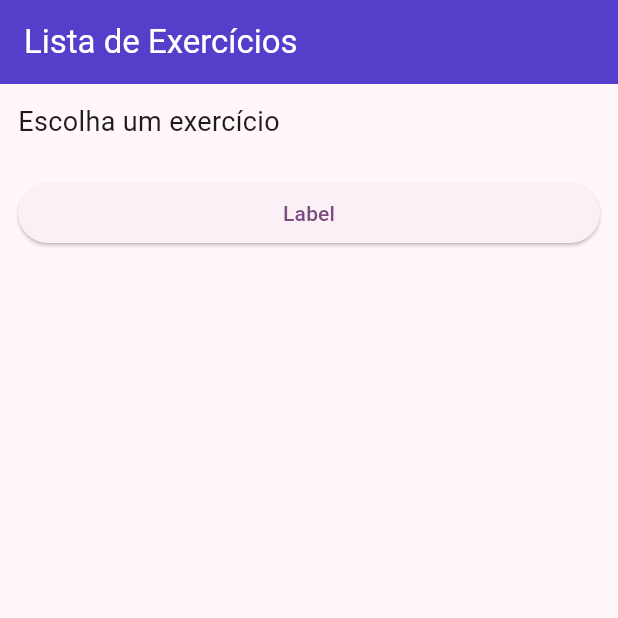
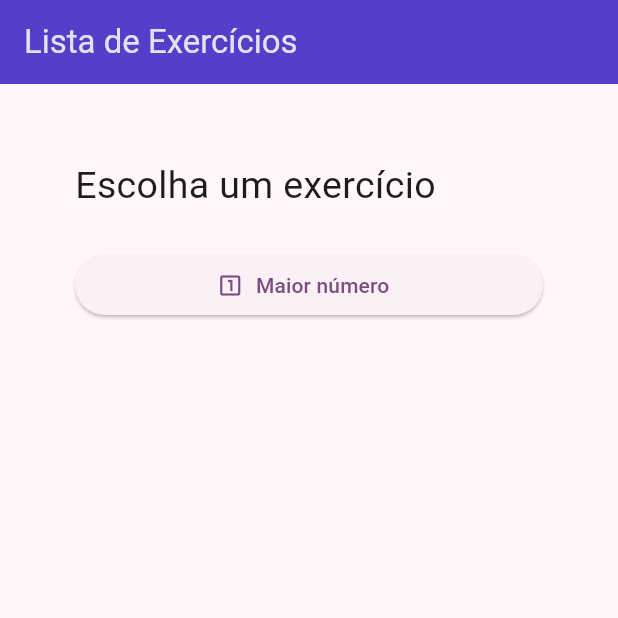
Before and after one commit to ulcitrinitas/AplicacaoExercicios, a Flutter app: the screen it shows after launch, on a phone screen of 412 x 824 dp, the top half of it. Run offline on Flutter 3.47's test engine with Material 3 defaults, Android fonts, the phone set to English and light mode, and no system bars.

Commit message:
adiconado botão para o maior_num

```diff
--- a/lib/screens/home_screen.dart
+++ b/lib/screens/home_screen.dart
@@ -12,20 +12,31 @@ class HomeScreen extends StatelessWidget {
       appBar: AppBar(
         title: Text("Lista de Exercícios"),
         backgroundColor: const Color(0xFF543FCA),
-        foregroundColor: Colors.white,
+        foregroundColor: const Color(0xFFE6E1EE),
       ),
       body: Padding(
-        padding: const EdgeInsets.all(12),
+        padding: const EdgeInsets.all(50),
         child: Column(
           crossAxisAlignment: CrossAxisAlignment.stretch,
           children: [
             const Text(
               "Escolha um exercício",
-              style: TextStyle(fontSize: 18, fontWeight: FontWeight.normal),
+              style: TextStyle(fontSize: 25, fontWeight: FontWeight.normal),
             ),
             const SizedBox(height: 24),
-            ElevatedButton.icon(onPressed: (){}, label: Text("Label")),
-            ],
+            ElevatedButton.icon(
+              onPressed: () {
+                Navigator.push(
+                  context,
+                  MaterialPageRoute(
+                    builder: (context) => const MaiorNumScreen(),
+                  ),
+                );
+              },
+              icon: const Icon(Icons.looks_one_outlined),
+              label: Text("Maior número"),
+            ),
+          ],
         ),
       ),
     );
```
